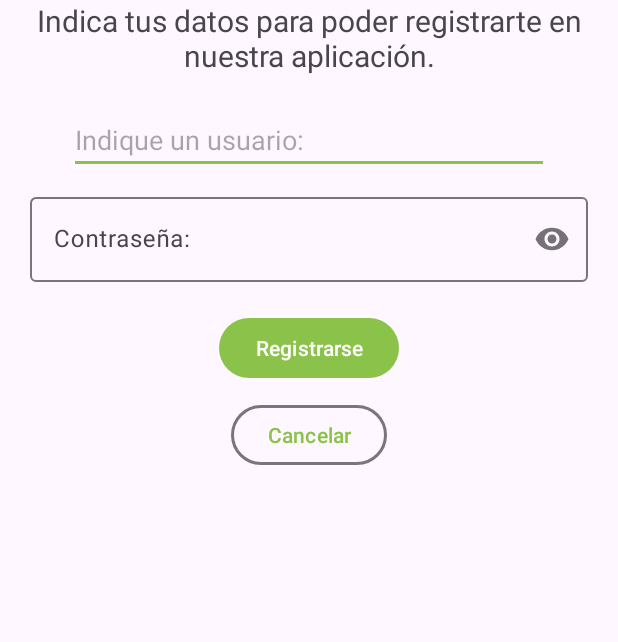
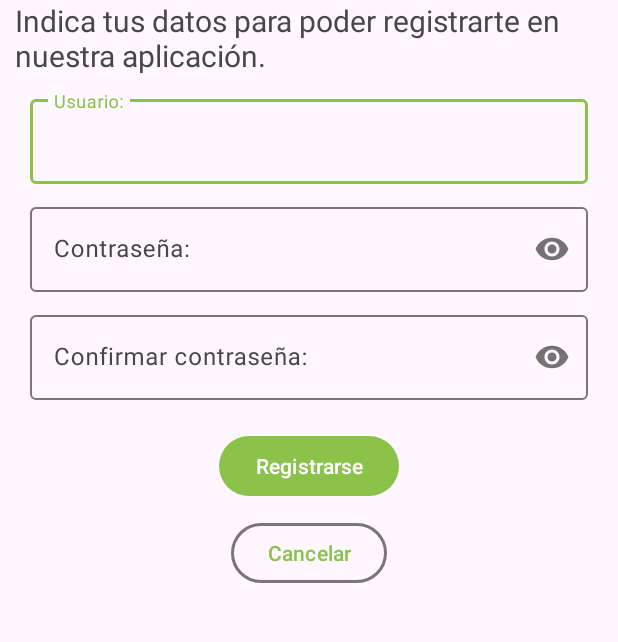
Before and after one commit to leomenvn/kotlinVN, an Android app: the SignupActivity screen opened directly, with no data from a screen before it, after a tap on "Registrarse", on a phone screen of 412 x 824 dp, the part 150-792 px from its top. Run offline under Robolectric (Android 15) with nearby library versions, the phone set to English and light mode, and no system bars; our stand-ins replace Firebase (no records; nobody signed in at launch, a user with empty details on screens opened directly).

Commit message:
agregado edit text para ocultar contrasena y la confirmacion de las contrasenas en el registro

```diff
--- a/app/src/main/java/com/example/iberdrola/ui/auth/AuthViewModel.kt
+++ b/app/src/main/java/com/example/iberdrola/ui/auth/AuthViewModel.kt
@@ -1,5 +1,6 @@
 package com.example.iberdrola.ui.auth
 
+import android.content.SharedPreferences
 import androidx.lifecycle.LiveData
 import androidx.lifecycle.MutableLiveData
 import androidx.lifecycle.ViewModel
@@ -32,20 +33,20 @@ class AuthViewModel: ViewModel() {
 
     fun logIn(email: String, pass: String){
         viewModelScope.launch {
-            _estado.value = logInUseCase.invoke(email, pass)
+            _estado.value = logInUseCase(email, pass)
             _user.value = getCurrentUserUseCase.invoke()
         }
     }
 
     fun signUp(email: String, pass: String) {
         viewModelScope.launch {
-            _estado.value = signUpUseCase.invoke(email, pass)
+            _estado.value = signUpUseCase(email, pass)
         }
     }
 
     fun resetPass(email: String) {
         viewModelScope.launch {
-            _estado.value = resetPassUseCase.invoke(email)
+            _estado.value = resetPassUseCase(email)
         }
     }
 }
--- a/app/src/main/java/com/example/iberdrola/ui/auth/SignupActivity.kt
+++ b/app/src/main/java/com/example/iberdrola/ui/auth/SignupActivity.kt
@@ -48,12 +48,15 @@ class SignupActivity : AppCompatActivity() {
 
     private fun onListener() {
         binding.btSignup.setOnClickListener{
-            val email: String = binding.etSignupNameLogin.text.toString()
-            val pass: String = binding.etPassLogin.text.toString()
+            val email: String = binding.etUser.text.toString()
+            val pass: String = binding.etPass.text.toString()
+            val pass2: String = binding.etPass2.text.toString()
 
-            if (TextUtils.isEmpty(email) || TextUtils.isEmpty(pass)) {
+            if (email.isEmpty() || pass.isEmpty() || pass2.isEmpty()) {
                 Toast.makeText(this, "Por favor, rellene los campos obligatorios.", Toast.LENGTH_LONG).show()
-            } else {
+            } else if(pass != pass2){
+                Toast.makeText(this, "Las contraseñas no coinciden.", Toast.LENGTH_LONG).show()
+            } else{
                 viewmodel.signUp(email,pass)
             }
         }
--- a/app/src/main/res/layout/activity_login.xml
+++ b/app/src/main/res/layout/activity_login.xml
@@ -57,7 +57,7 @@
     </com.google.android.material.textfield.TextInputLayout>
 
     <CheckBox
-        android:id="@+id/checkBox"
+        android:id="@+id/cb_recordar"
         android:layout_width="wrap_content"
         android:layout_height="wrap_content"
         android:text="@string/checkpass"
@@ -79,7 +79,7 @@
         android:textSize="15sp"
         android:layout_marginStart="10dp"
         android:textColor="@color/red"
-        app:layout_constraintTop_toBottomOf="@id/checkBox"
+        app:layout_constraintTop_toBottomOf="@id/cb_recordar"
         app:layout_constraintStart_toStartOf="parent"
         />
 
--- a/app/src/main/res/layout/activity_signup.xml
+++ b/app/src/main/res/layout/activity_signup.xml
@@ -20,35 +20,43 @@
 
 
     <TextView
-        android:id="@+id/tv_signup"
-        app:layout_constraintTop_toBottomOf="@id/iv_iberSignup"
+        android:id="@+id/tv_info"
+        android:layout_height="wrap_content"
+        android:layout_marginStart="20dp"
         android:text="@string/signupText"
         android:textSize="20sp"
-        android:layout_height="wrap_content"
+        app:layout_constraintEnd_toEndOf="parent"
+        app:layout_constraintStart_toStartOf="parent"
+        app:layout_constraintTop_toBottomOf="@id/iv_iberSignup"
         android:layout_width="wrap_content"
-        app:layout_constraintStart_toStartOf="parent"
-        app:layout_constraintEnd_toEndOf="parent"
-        android:layout_marginStart="20dp"
-        android:layout_marginEnd="20dp"
-        android:gravity="center"
-    />
-
-    <EditText
-        android:id="@+id/et_signup_NameLogin"
-        android:layout_width="wrap_content"
-        android:layout_height="wrap_content"
-        android:ems="15"
-        android:inputType="text"
-        android:layout_marginTop="20dp"
-        app:layout_constraintStart_toStartOf="parent"
-        app:layout_constraintEnd_toEndOf="parent"
-        app:layout_constraintTop_toBottomOf="@id/tv_signup"
-        android:hint="@string/usuario_signup"
-        android:autofillHints=""
         />
 
     <com.google.android.material.textfield.TextInputLayout
-        android:id="@+id/et_signup_passLogin2"
+        android:id="@+id/til_user"
+        android:layout_width="match_parent"
+        android:layout_height="wrap_content"
+        android:ems="15"
+        android:layout_marginTop="10dp"
+        android:layout_marginStart="20dp"
+        android:layout_marginEnd="20dp"
+        android:inputType="text"
+        app:layout_constraintTop_toBottomOf="@id/tv_info"
+        app:layout_constraintStart_toStartOf="parent"
+        app:layout_constraintEnd_toEndOf="parent"
+        >
+
+    <EditText
+        android:id="@+id/et_user"
+        android:layout_width="match_parent"
+        android:layout_height="wrap_content"
+        android:hint="@string/usuario"
+        android:inputType="text"
+        android:autofillHints="" />
+
+    </com.google.android.material.textfield.TextInputLayout>
+
+    <com.google.android.material.textfield.TextInputLayout
+        android:id="@+id/til_pass"
         android:layout_width="match_parent"
         android:layout_height="wrap_content"
         android:ems="15"
@@ -56,19 +64,44 @@
         android:layout_marginStart="20dp"
         android:layout_marginEnd="20dp"
         android:inputType="textPassword"
-        app:layout_constraintTop_toBottomOf="@id/et_signup_NameLogin"
+        app:layout_constraintTop_toBottomOf="@id/til_user"
         app:layout_constraintStart_toStartOf="parent"
         app:layout_constraintEnd_toEndOf="parent"
         app:passwordToggleEnabled="true"
         >
 
     <EditText
-        android:id="@+id/et_passLogin"
+        android:id="@+id/et_pass"
         android:layout_width="match_parent"
         android:layout_height="wrap_content"
         android:hint="@string/pass"
         android:inputType="textPassword"
         android:autofillHints="" />
+
+    </com.google.android.material.textfield.TextInputLayout>
+
+    <com.google.android.material.textfield.TextInputLayout
+        android:id="@+id/til_pass2"
+        android:layout_width="match_parent"
+        android:layout_height="wrap_content"
+        android:ems="15"
+        android:layout_marginTop="10dp"
+        android:layout_marginStart="20dp"
+        android:layout_marginEnd="20dp"
+        android:inputType="textPassword"
+        app:layout_constraintTop_toBottomOf="@id/til_pass"
+        app:layout_constraintStart_toStartOf="parent"
+        app:layout_constraintEnd_toEndOf="parent"
+        app:passwordToggleEnabled="true"
+        >
+
+        <EditText
+            android:id="@+id/et_pass2"
+            android:layout_width="match_parent"
+            android:layout_height="wrap_content"
+            android:hint="@string/confirmarPass"
+            android:inputType="textPassword"
+            android:autofillHints="" />
 
     </com.google.android.material.textfield.TextInputLayout>
 
@@ -80,7 +113,7 @@
         android:layout_height="wrap_content"
         android:text="@string/register"
         android:layout_marginTop="20dp"
-        app:layout_constraintTop_toBottomOf="@id/et_signup_passLogin2"
+        app:layout_constraintTop_toBottomOf="@id/til_pass2"
         app:layout_constraintStart_toStartOf="parent"
         app:layout_constraintEnd_toEndOf="parent"
         />
--- a/app/src/main/res/values/strings.xml
+++ b/app/src/main/res/values/strings.xml
@@ -75,5 +75,6 @@
     <string name="cambiar_tema">Cambiar tema</string>
     <string name="swLista">Permitir vista de facturas</string>
     <string name="alternar_tema">Alternar tema</string>
+    <string name="confirmarPass">Confirmar contraseña:</string>
 
 </resources>
--- a/gradle/libs.versions.toml
+++ b/gradle/libs.versions.toml
@@ -16,7 +16,7 @@ material = "1.11.0"
 activity = "1.8.0"
 constraintlayout = "2.1.4"
 materialIconsExtended = "1.6.5"
-mockitoCore = "2.19.0"
+mockitoCore = "5.12.0"
 navigationCompose = "2.7.7"
 okhttp = "4.11.0"
 recyclerview = "1.3.2"
```
Also changed, not shown: 2 other files.
